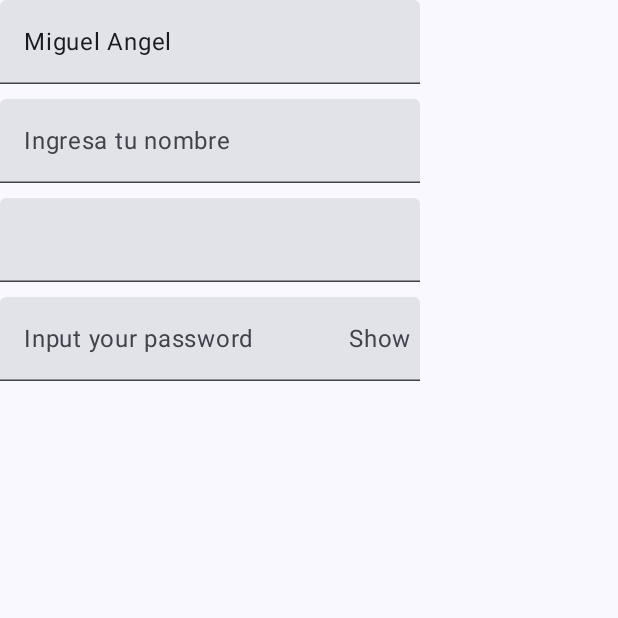
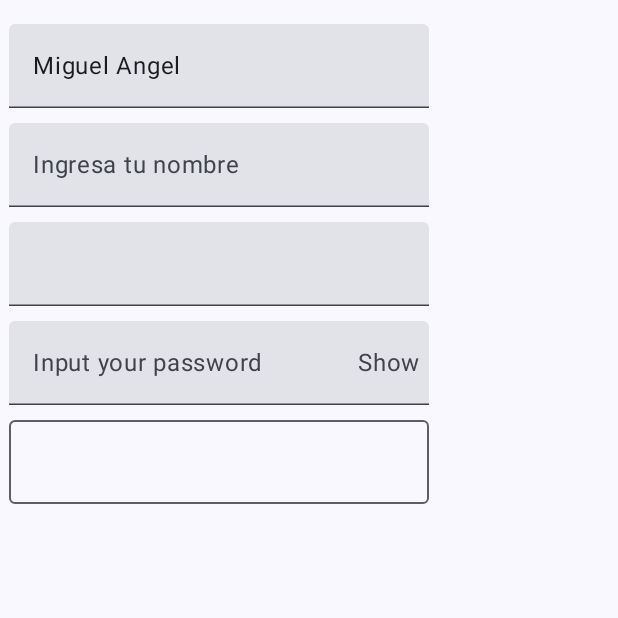
Before and after one commit to Miguel36/compose-app-course, an Android app built with Jetpack Compose: the screen it shows after launch (MainActivity), on a phone screen of 412 x 824 dp, the top half of it. Run offline under Robolectric (Android 15) with nearby library versions, the phone set to English and light mode, and no system bars.

Commit message:
Outlined TextField

```diff
--- a/app/src/main/java/com/skyfallen/myfirstcomposeapp/components/TextField.kt
+++ b/app/src/main/java/com/skyfallen/myfirstcomposeapp/components/TextField.kt
@@ -9,6 +9,7 @@ import androidx.compose.foundation.layout.height
 import androidx.compose.foundation.layout.padding
 import androidx.compose.foundation.layout.size
 import androidx.compose.foundation.text.KeyboardOptions
+import androidx.compose.material3.OutlinedTextField
 import androidx.compose.material3.Text
 import androidx.compose.material3.TextField
 import androidx.compose.runtime.Composable
@@ -28,7 +29,7 @@ fun MyTextFieldParent(modifier: Modifier) {
     var user by remember { mutableStateOf("Miguel Angel") }
     var value by remember { mutableStateOf("") }
 
-    Column(modifier = modifier) {
+    Column(modifier = modifier.padding(top = 16.dp, start = 6.dp)) {
         MyTextField(user = user) { user = it }
         Spacer(Modifier.height(10.dp))
 
@@ -39,6 +40,9 @@ fun MyTextFieldParent(modifier: Modifier) {
         Spacer(Modifier.height(10.dp))
 
         MyPasswordTextField(value) { value = it }
+        Spacer(Modifier.height(10.dp))
+
+        MyOutlinedTextField(value) { value = it }
     }
 }
 
@@ -89,3 +93,11 @@ fun MyPasswordTextField(value: String, onValueChange: (String) -> Unit) {
 
     )
 }
+
+/**
+ * En funcionalidad es lo mismo que un TextField, solo cambia el diseño con el que viene por defecto.
+ */
+@Composable
+fun MyOutlinedTextField(value: String, onTextChanged: (String) -> Unit) {
+    OutlinedTextField(value = value, onValueChange = { onTextChanged(it) })
+}
```
